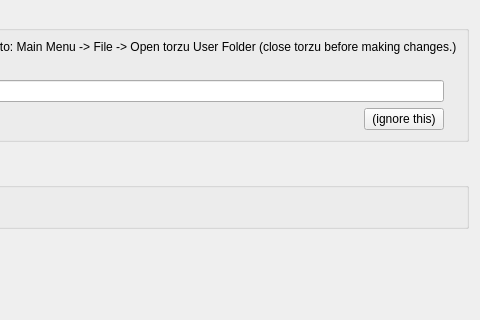
Before: the Qt Designer form src/yuzu/configuration/configure_web.ui in pflyly/torzu-mirror, drawn with Qt 5; both pictures show x 816 to 1296 and y 0 to 320 of the 1296 by 561 pixel window.
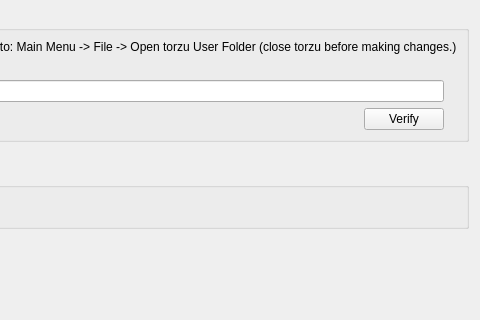
After: the same form once the commit is applied.

Commit message: changed label of hidden button back to "Verify"

```diff
--- a/src/yuzu/configuration/configure_web.ui
+++ b/src/yuzu/configuration/configure_web.ui
@@ -46,7 +46,7 @@
              <enum>Qt::RightToLeft</enum>
             </property>
             <property name="text">
-             <string>(ignore this)</string>
+             <string>Verify</string>
             </property>
            </widget>
           </item>
```
